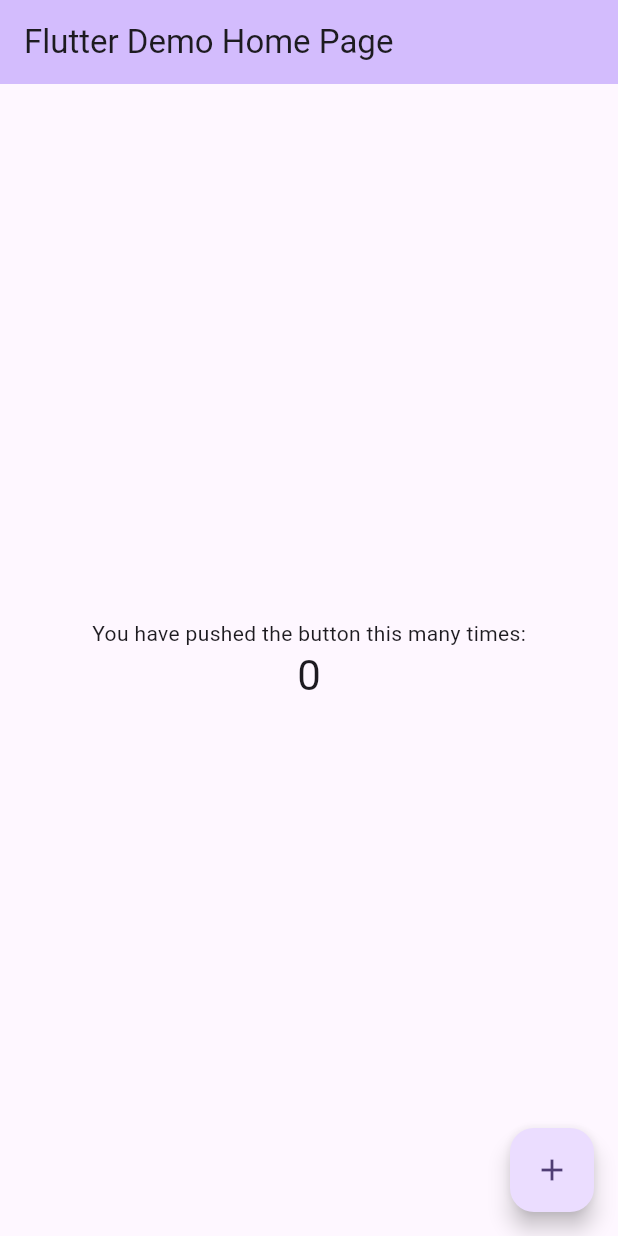
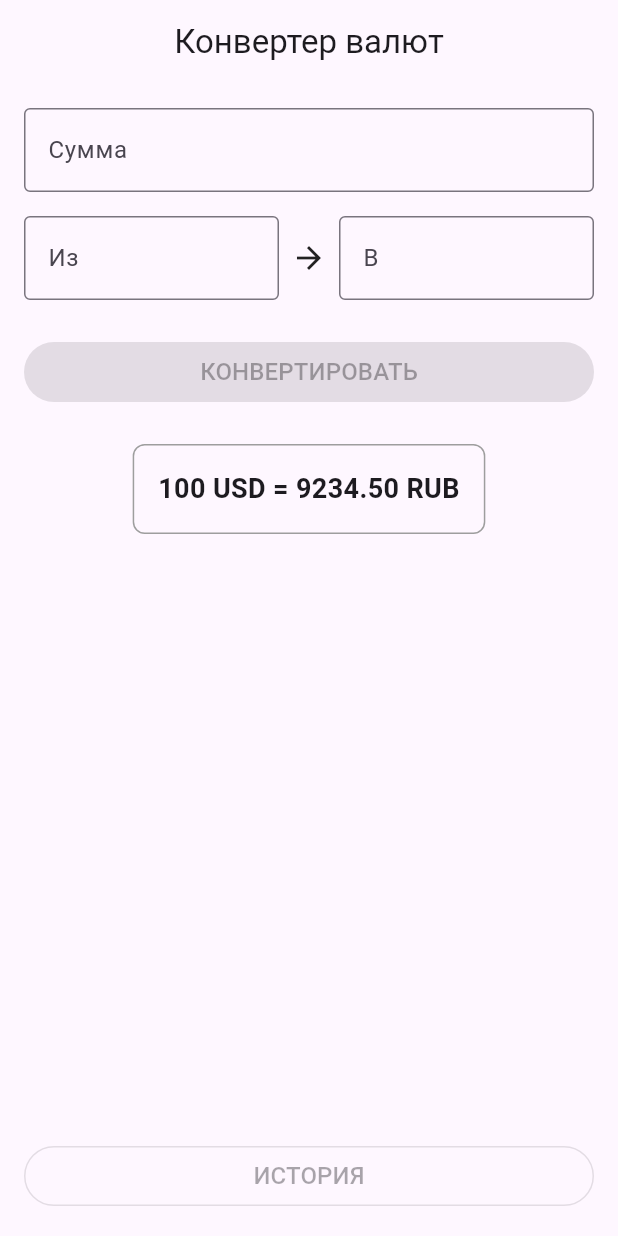
Before and after one commit to S03000/flutter-labs, a Flutter app: the screen it shows after launch, on a phone screen of 412 x 824 dp. Run offline on Flutter 3.47's test engine with Material 3 defaults, Android fonts, the phone set to English and light mode, and no system bars.

Commit message:
Сверстаны экраны приложения

```diff
--- a/exchange/lib/main.dart
+++ b/exchange/lib/main.dart
@@ -1,122 +1,23 @@
 import 'package:flutter/material.dart';
+import 'screens/home_screen.dart';
+// import 'screens/history_screen.dart'; // переключайте при тестировании
 
 void main() {
-  runApp(const MyApp());
+  runApp(const MainApp());
 }
 
-class MyApp extends StatelessWidget {
-  const MyApp({super.key});
+class MainApp extends StatelessWidget {
+  const MainApp({super.key});
 
-  // This widget is the root of your application.
   @override
   Widget build(BuildContext context) {
     return MaterialApp(
-      title: 'Flutter Demo',
+      title: 'Currency Converter',
       theme: ThemeData(
-        // This is the theme of your application.
-        //
-        // TRY THIS: Try running your application with "flutter run". You'll see
-        // the application has a purple toolbar. Then, without quitting the app,
-        // try changing the seedColor in the colorScheme below to Colors.green
-        // and then invoke "hot reload" (save your changes or press the "hot
-        // reload" button in a Flutter-supported IDE, or press "r" if you used
-        // the command line to start the app).
-        //
-        // Notice that the counter didn't reset back to zero; the application
-        // state is not lost during the reload. To reset the state, use hot
-        // restart instead.
-        //
-        // This works for code too, not just values: Most code changes can be
-        // tested with just a hot reload.
-        colorScheme: .fromSeed(seedColor: Colors.deepPurple),
+        primarySwatch: Colors.blue,
+        useMaterial3: true,
       ),
-      home: const MyHomePage(title: 'Flutter Demo Home Page'),
+      home: const HomeScreen(), // или HistoryScreen() для проверки второго экрана
     );
   }
 }
-
-class MyHomePage extends StatefulWidget {
-  const MyHomePage({super.key, required this.title});
-
-  // This widget is the home page of your application. It is stateful, meaning
-  // that it has a State object (defined below) that contains fields that affect
-  // how it looks.
-
-  // This class is the configuration for the state. It holds the values (in this
-  // case the title) provided by the parent (in this case the App widget) and
-  // used by the build method of the State. Fields in a Widget subclass are
-  // always marked "final".
-
-  final String title;
-
-  @override
-  State<MyHomePage> createState() => _MyHomePageState();
-}
-
-class _MyHomePageState extends State<MyHomePage> {
-  int _counter = 0;
-
-  void _incrementCounter() {
-    setState(() {
-      // This call to setState tells the Flutter framework that something has
-      // changed in this State, which causes it to rerun the build method below
-      // so that the display can reflect the updated values. If we changed
-      // _counter without calling setState(), then the build method would not be
-      // called again, and so nothing would appear to happen.
-      _counter++;
-    });
-  }
-
-  @override
-  Widget build(BuildContext context) {
-    // This method is rerun every time setState is called, for instance as done
-    // by the _incrementCounter method above.
-    //
-    // The Flutter framework has been optimized to make rerunning build methods
-    // fast, so that you can just rebuild anything that needs updating rather
-    // than having to individually change instances of widgets.
-    return Scaffold(
-      appBar: AppBar(
-        // TRY THIS: Try changing the color here to a specific color (to
-        // Colors.amber, perhaps?) and trigger a hot reload to see the AppBar
-        // change color while the other colors stay the same.
-        backgroundColor: Theme.of(context).colorScheme.inversePrimary,
-        // Here we take the value from the MyHomePage object that was created by
-        // the App.build method, and use it to set our appbar title.
-        title: Text(widget.title),
-      ),
-      body: Center(
-        // Center is a layout widget. It takes a single child and positions it
-        // in the middle of the parent.
-        child: Column(
-          // Column is also a layout widget. It takes a list of children and
-          // arranges them vertically. By default, it sizes itself to fit its
-          // children horizontally, and tries to be as tall as its parent.
-          //
-          // Column has various properties to control how it sizes itself and
-          // how it positions its children. Here we use mainAxisAlignment to
-          // center the children vertically; the main axis here is the vertical
-          // axis because Columns are vertical (the cross axis would be
-          // horizontal).
-          //
-          // TRY THIS: Invoke "debug painting" (choose the "Toggle Debug Paint"
-          // action in the IDE, or press "p" in the console), to see the
-          // wireframe for each widget.
-          mainAxisAlignment: .center,
-          children: [
-            const Text('You have pushed the button this many times:'),
-            Text(
-              '$_counter',
-              style: Theme.of(context).textTheme.headlineMedium,
-            ),
-          ],
-        ),
-      ),
-      floatingActionButton: FloatingActionButton(
-        onPressed: _incrementCounter,
-        tooltip: 'Increment',
-        child: const Icon(Icons.add),
-      ),
-    );
-  }
-}
--- /dev/null
+++ b/exchange/lib/screens/history_screen.dart
@@ -0,0 +1,43 @@
+import 'package:flutter/material.dart';
+
+class HistoryScreen extends StatelessWidget {
+  const HistoryScreen({super.key});
+
+  @override
+  Widget build(BuildContext context) {
+    return Scaffold(
+      appBar: AppBar(
+        title: const Text('ИСТОРИЯ'),
+        centerTitle: true,
+      ),
+      body: ListView(
+        padding: const EdgeInsets.symmetric(vertical: 8.0),
+        children: const [
+          _HistoryItem(from: 'USD', to: 'RUB'),
+          _HistoryItem(from: 'EUR', to: 'JPY'),
+          _HistoryItem(from: 'GBP', to: 'USD'),
+          _HistoryItem(from: 'BTC', to: 'USD'),
+        ],
+      ),
+    );
+  }
+}
+
+class _HistoryItem extends StatelessWidget {
+  final String from;
+  final String to;
+
+  const _HistoryItem({required this.from, required this.to});
+
+  @override
+  Widget build(BuildContext context) {
+    return ListTile(
+      title: Text('$from → $to', style: const TextStyle(fontSize: 16)),
+      trailing: IconButton(
+        icon: const Icon(Icons.delete, color: Colors.red),
+        onPressed: null, // без логики удаления
+      ),
+      onTap: null, // без перехода обратно
+    );
+  }
+}
--- /dev/null
+++ b/exchange/lib/screens/home_screen.dart
@@ -0,0 +1,95 @@
+import 'package:flutter/material.dart';
+
+class HomeScreen extends StatelessWidget {
+  const HomeScreen({super.key});
+
+  @override
+  Widget build(BuildContext context) {
+    return Scaffold(
+      appBar: AppBar(
+        title: const Text('Конвертер валют'),
+        centerTitle: true,
+      ),
+      body: Padding(
+        padding: const EdgeInsets.all(16.0),
+        child: Column(
+          children: [
+            // Поле ввода суммы
+            TextField(
+              decoration: const InputDecoration(
+                labelText: 'Сумма',
+                hintText: '100',
+                border: OutlineInputBorder(),
+              ),
+              keyboardType: TextInputType.number,
+            ),
+            const SizedBox(height: 16),
+
+            // Парa валют: из → в
+            Row(
+              children: [
+                Expanded(
+                  child: TextField(
+                    decoration: const InputDecoration(
+                      labelText: 'Из',
+                      hintText: 'USD',
+                      border: OutlineInputBorder(),
+                    ),
+                  ),
+                ),
+                const Padding(
+                  padding: EdgeInsets.symmetric(horizontal: 8.0),
+                  child: Icon(Icons.arrow_forward),
+                ),
+                Expanded(
+                  child: TextField(
+                    decoration: const InputDecoration(
+                      labelText: 'В',
+                      hintText: 'RUB',
+                      border: OutlineInputBorder(),
+                    ),
+                  ),
+                ),
+              ],
+            ),
+            const SizedBox(height: 24),
+
+            // Кнопка конвертации
+            SizedBox(
+              width: double.infinity,
+              child: ElevatedButton(
+                onPressed: null, // без логики
+                child: const Text('КОНВЕРТИРОВАТЬ', style: TextStyle(fontSize: 16)),
+              ),
+            ),
+            const SizedBox(height: 24),
+
+            // Область результата
+            Container(
+              padding: const EdgeInsets.all(16),
+              decoration: BoxDecoration(
+                border: Border.all(color: Colors.grey),
+                borderRadius: BorderRadius.circular(8),
+              ),
+              child: const Text(
+                '100 USD = 9234.50 RUB',
+                textAlign: TextAlign.center,
+                style: TextStyle(fontSize: 18, fontWeight: FontWeight.bold),
+              ),
+            ),
+            const Spacer(), // отталкивает кнопку "История" вниз
+
+            // Кнопка перехода в историю
+            SizedBox(
+              width: double.infinity,
+              child: OutlinedButton(
+                onPressed: null, // без навигации
+                child: const Text('ИСТОРИЯ', style: TextStyle(fontSize: 16)),
+              ),
+            ),
+          ],
+        ),
+      ),
+    );
+  }
+}
```
